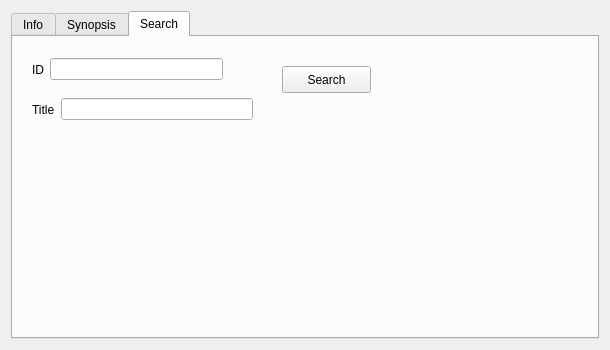
giantpune/qtwitgui, file wiitdbwindow.ui: the form before one commit.
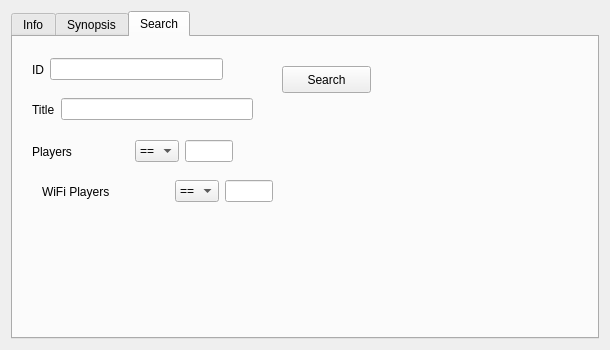
The form after the commit.

The edit to the form file:
```diff
--- a/wiitdbwindow.ui
+++ b/wiitdbwindow.ui
@@ -741,6 +741,176 @@
             </item>
            </layout>
           </widget>
+          <widget class="QWidget" name="">
+           <property name="geometry">
+            <rect>
+             <x>10</x>
+             <y>90</y>
+             <width>201</width>
+             <height>31</height>
+            </rect>
+           </property>
+           <layout class="QHBoxLayout" name="horizontalLayout_6">
+            <item>
+             <widget class="QLabel" name="label_searchPlayers">
+              <property name="text">
+               <string>Players</string>
+              </property>
+             </widget>
+            </item>
+            <item>
+             <spacer name="horizontalSpacer_4">
+              <property name="orientation">
+               <enum>Qt::Horizontal</enum>
+              </property>
+              <property name="sizeHint" stdset="0">
+               <size>
+                <width>40</width>
+                <height>20</height>
+               </size>
+              </property>
+             </spacer>
+            </item>
+            <item>
+             <widget class="QComboBox" name="comboBox_searchPlayers">
+              <property name="currentIndex">
+               <number>2</number>
+              </property>
+              <item>
+               <property name="text">
+                <string>&lt;</string>
+               </property>
+              </item>
+              <item>
+               <property name="text">
+                <string>&lt;=</string>
+               </property>
+              </item>
+              <item>
+               <property name="text">
+                <string>==</string>
+               </property>
+              </item>
+              <item>
+               <property name="text">
+                <string>&gt;=</string>
+               </property>
+              </item>
+              <item>
+               <property name="text">
+                <string>&gt;</string>
+               </property>
+              </item>
+              <item>
+               <property name="text">
+                <string>!=</string>
+               </property>
+              </item>
+             </widget>
+            </item>
+            <item>
+             <widget class="QLineEdit" name="lineEdit_searchPlayers">
+              <property name="maximumSize">
+               <size>
+                <width>48</width>
+                <height>16777215</height>
+               </size>
+              </property>
+              <property name="inputMethodHints">
+               <set>Qt::ImhDigitsOnly</set>
+              </property>
+              <property name="maxLength">
+               <number>2</number>
+              </property>
+             </widget>
+            </item>
+           </layout>
+          </widget>
+          <widget class="QWidget" name="">
+           <property name="geometry">
+            <rect>
+             <x>20</x>
+             <y>130</y>
+             <width>231</width>
+             <height>31</height>
+            </rect>
+           </property>
+           <layout class="QHBoxLayout" name="horizontalLayout_7">
+            <item>
+             <widget class="QLabel" name="label_searchWifiPlayers">
+              <property name="text">
+               <string>WiFi Players</string>
+              </property>
+             </widget>
+            </item>
+            <item>
+             <spacer name="horizontalSpacer_5">
+              <property name="orientation">
+               <enum>Qt::Horizontal</enum>
+              </property>
+              <property name="sizeHint" stdset="0">
+               <size>
+                <width>40</width>
+                <height>20</height>
+               </size>
+              </property>
+             </spacer>
+            </item>
+            <item>
+             <widget class="QComboBox" name="comboBox_searchWiFiPlayers">
+              <property name="currentIndex">
+               <number>2</number>
+              </property>
+              <item>
+               <property name="text">
+                <string>&lt;</string>
+               </property>
+              </item>
+              <item>
+               <property name="text">
+                <string>&lt;=</string>
+               </property>
+              </item>
+              <item>
+               <property name="text">
+                <string>==</string>
+               </property>
+              </item>
+              <item>
+               <property name="text">
+                <string>&gt;=</string>
+               </property>
+              </item>
+              <item>
+               <property name="text">
+                <string>&gt;</string>
+               </property>
+              </item>
+              <item>
+               <property name="text">
+                <string>!=</string>
+               </property>
+              </item>
+             </widget>
+            </item>
+            <item>
+             <widget class="QLineEdit" name="lineEdit_searchWiFiPlayers">
+              <property name="maximumSize">
+               <size>
+                <width>48</width>
+                <height>16777215</height>
+               </size>
+              </property>
+              <property name="inputMethodHints">
+               <set>Qt::ImhDigitsOnly</set>
+              </property>
+              <property name="maxLength">
+               <number>2</number>
+              </property>
+             </widget>
+            </item>
+           </layout>
+          </widget>
          </widget>
          <widget class="QWidget" name="page_2">
           <layout class="QGridLayout" name="gridLayout_5">
```
